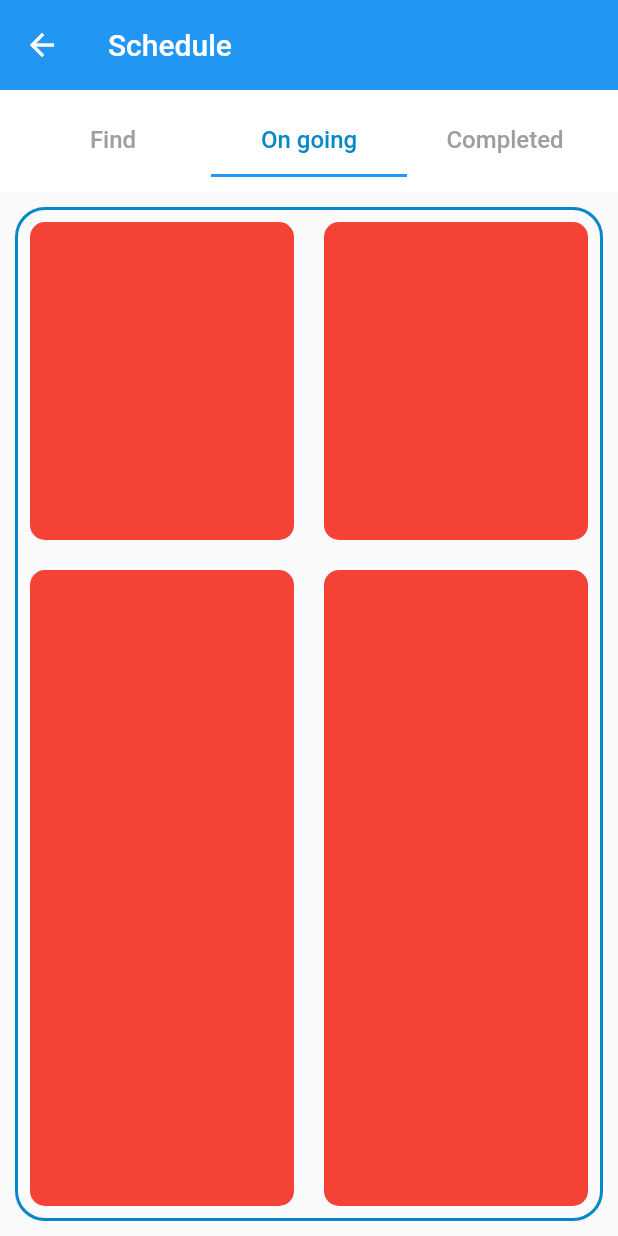
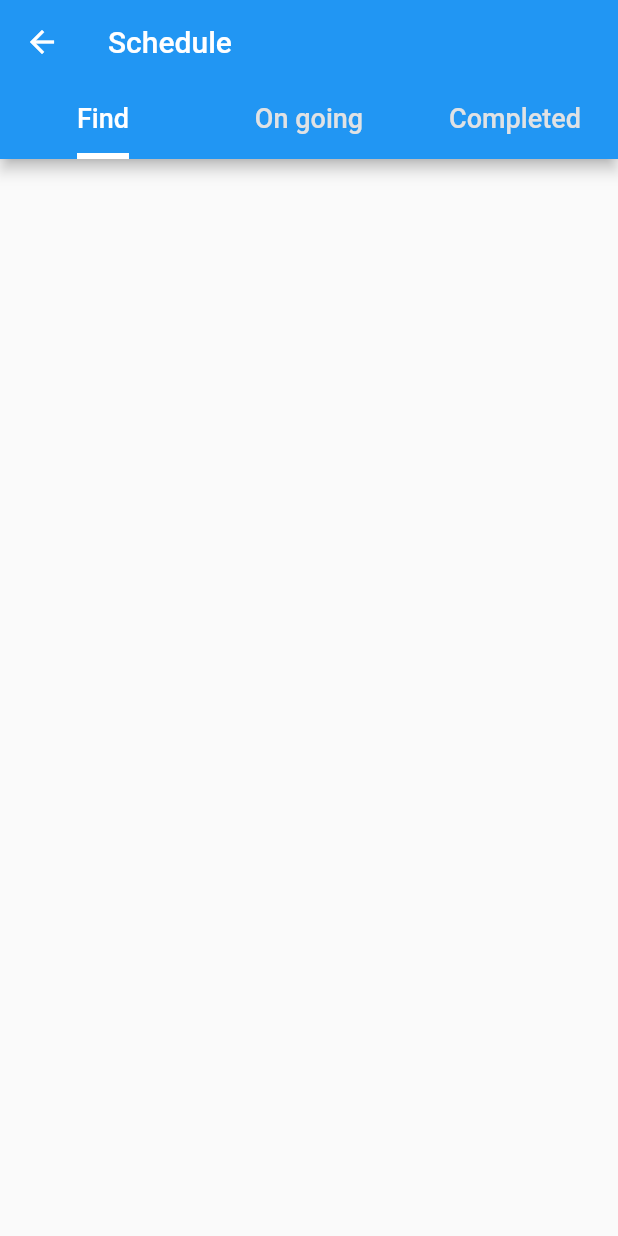
Before and after one commit to Abo-wesam/Foryourservice, a Flutter app: the Schedule screen opened directly, on a phone screen of 412 x 824 dp. Run offline on Flutter 3.47's test engine with Material 2 defaults, Android fonts, the phone set to English and light mode, and no system bars; our stand-ins replace auto_size_text, avatar_glow, cloud_firestore, device_preview, firebase_auth, firebase_core and 9 more; accounts and stored records are empty.

Commit message:
update schedule

```diff
--- a/lib/model/Binding/Routes.dart
+++ b/lib/model/Binding/Routes.dart
@@ -14,6 +14,7 @@ import '../../views/Requests/Requestscomponent/DataRequest_component.dart';
 import '../../views/Requests/Requestscomponent/OrderDelivery.dart';
 import '../../views/Requests/Requestscomponent/OrderTransport.dart';
 import '../../views/Requests/Requestscomponent/PlaceMarkerPage.dart';
+import '../../views/Schedule/Schedule.dart';
 import '../../views/onboarding/Getstarted.dart';
 import 'Binding.dart';
 
@@ -34,6 +35,7 @@ class Routes {
   static String OrderTransports = '/OrderTransport';
   static String Orderdeliver = '/OrderDelivery';
   static String Test = '/MyPage';
+  static String Schedules='/';
 
   static List<GetPage> routes = [
     GetPage(
@@ -91,6 +93,10 @@ class Routes {
       name: Routes.Test,
       page: () => MyPage(),
     ),
+    GetPage(
+      name: Routes.Schedules,
+      page: () => Schedule(),
+    ),
 
   ];
 }
--- a/lib/views/Schedule/Ongoing.dart
+++ b/lib/views/Schedule/Ongoing.dart
@@ -1,104 +1,65 @@
 import 'package:flutter/material.dart';
 
-import '../../helper/constant.dart';
+import '../../model/Binding/RequestModel.dart';
+import 'Schedule.dart';
 
-class Ongoing extends StatelessWidget {
-  const Ongoing({super.key});
+class ScheduleCompanyGoinggo extends StatelessWidget {
+  const ScheduleCompanyGoinggo({super.key});
 
   @override
   Widget build(BuildContext context) {
-    final double hightScreen = hightscreenSize(context);
-    final widthScreen = widthscreenSize(context);
+    List<Request_Model> requestModel=[];
+    return ListView.builder(
 
-    return Container(
-      decoration: BoxDecoration(
-          border: Border.all(
-            width: 2,
-            color: kTextLigthColor,
+      scrollDirection: Axis.vertical,
+      itemCount: requestModel.length,
+      itemBuilder: (context, index) {
+        final requestModelGoing = requestModel[index];
+        return Padding(
+          padding: const EdgeInsets.all(3.0),
+          child: Card(
+             elevation: 1,
+              shape: const RoundedRectangleBorder(
+                side: BorderSide(
+                  color: Colors.blue,
+                ),
+                borderRadius: BorderRadius.all(Radius.circular(12)),
+              ),
+            child: Column(
 
+              children: <Widget>[
+                ListTile(
+                  leading: const Icon(Icons.album, color: Colors.blue,
+                    size: 30,),
+                  title: Text(requestModelGoing.NameUser!),
+                  subtitle: Column(
+                    crossAxisAlignment: CrossAxisAlignment.start,
+                    children: [
+                      Text(requestModelGoing.Description),
+                      Text(requestModelGoing.TargetDestination),
+                      Text(textAlign: TextAlign.left,  requestModelGoing.Created_ON!),
+                    ],
                   ),
-          borderRadius: const BorderRadius.all(Radius.circular(20))
-
                 ),
-      width: widthScreen,
-      child: Padding(
-        padding: const EdgeInsets.all(8.0),
-        child: Column(
-          children: [
-            Flexible(
-              flex: 1,
-              fit: FlexFit.loose,
-              child: Row(
+                ButtonTheme(
+                  // make buttons use the appropriate styles for cards
+                  child: ButtonBar(
                     children: <Widget>[
-                  Flexible(
-                    flex: 1,
-                    fit: FlexFit.tight,
-                    child: Container(
-                      decoration: BoxDecoration(
-                        borderRadius: BorderRadius.circular(10),
-                        color: Colors.red,
-                      ), //BoxDecoration
-                    ), //Container
-                  ), //Flexible
-                  SizedBox(
-                    width: 20,
-                  ), //SizedBox
-                  Flexible(
-                    flex: 1,
-                    fit: FlexFit.tight,
-                    child: Container(
-                        decoration: BoxDecoration(
-                          borderRadius: BorderRadius.circular(10),
-                          color: Colors.red,
-                        ) //BoxDecoration
-                    ), //Container
-                  ) //Flexible
-                ], //<Widget>[]
-                mainAxisAlignment: MainAxisAlignment.center,
-              ), //Row
+                      ElevatedButton(
+                        style:
+                            ElevatedButton.styleFrom(backgroundColor: Colors.green),
+                        child: const Text('complete'),
+                        onPressed: () {/* ... */},
                       ),
 
-            SizedBox(height: 20,),
-
-
-
-            Flexible(
-              flex: 2,
-              fit: FlexFit.loose,
-              child: Row(
-                children: <Widget>[
-                  Flexible(
-                    flex: 1,
-                    fit: FlexFit.loose,
-                    child: Container(
-                      decoration: BoxDecoration(
-                        borderRadius: BorderRadius.circular(10),
-                        color: Colors.red,
-                      ), //BoxDecoration
-                    ), //Container
-                  ), //Flexible
-                  SizedBox(
-                    width: 20,
-                  ), //SizedBox
-                  Flexible(
-                    flex: 1,
-                    fit: FlexFit.loose,
-                    child: Container(
-                        decoration: BoxDecoration(
-                          borderRadius: BorderRadius.circular(10),
-                          color: Colors.red,
-                        ) //BoxDecoration
-                    ), //Container
-                  ) //Flexible
-                ], //<Widget>[]
-                mainAxisAlignment: MainAxisAlignment.center,
-              ), //Row
+                    ],
+                  ),
                 ),
               ],
-
-
             ),
           ),
         );
+      },
+    );
   }
 }
--- a/lib/views/Schedule/Schedule.dart
+++ b/lib/views/Schedule/Schedule.dart
@@ -1,83 +1,43 @@
 import 'package:flutter/material.dart';
 
 import '../../helper/constant.dart';
+import 'Completedreq.dart';
+import 'Findreq.dart';
 import 'Ongoing.dart';
 
 
 
 class Schedule extends StatelessWidget {
   const Schedule({super.key});
-  TabBar get _tabBar =>  const TabBar(
-    labelColor: kTextLigthColor,
-    unselectedLabelColor: Colors.grey,
-
-    padding: EdgeInsets.all(10),
-    tabs: <Widget>[
-      Tab(
-        child: Text(
-          "Find",
-          style: TextStyle(
-            fontSize: 16,
-          ),
-        ),
-      ),
-      Tab(
-        child: Text(
-          "On going",
-          style: TextStyle(
-            fontSize: 16,
-          ),
-        ),
-      ),
-      Tab(
-        child: Text(
-          'Completed',
-          style: TextStyle(fontSize: 16),
-        ),
-      )
-    ],
-  );
-
-  @override
   Widget build(BuildContext context) {
     return DefaultTabController(
-      initialIndex: 1,
       length: 3,
       child: Scaffold(
         appBar: AppBar(
-          toolbarHeight: 80,
-          elevation: 0,
-          bottom: PreferredSize(preferredSize: _tabBar.preferredSize,
-            child: Material(
-              color: Colors.white,
-              child: _tabBar,
-            ),
+          title: const Text('Schedule'),
+          bottom: const TabBar(
+            indicatorColor: Color.fromRGBO(255, 255, 255, 1),
+            indicatorSize: TabBarIndicatorSize.label,
+            indicatorWeight: 4,
+            indicatorPadding: EdgeInsets.only(top: 4),
+            labelColor: Color.fromRGBO(255, 255, 255, 1),
+            unselectedLabelColor: Color.fromRGBO(224, 226, 228, 1),
+            tabs: [
+              Tab(child: Text('Find', style: TextStyle(fontSize: 18))),
+              Tab(child: Text('On going', style: TextStyle(fontSize: 18))),
+              Tab(child: Text('Completed', style: TextStyle(fontSize: 18))),
+            ],
           ),
-          title: const Text(
-              textAlign:TextAlign.start,
-              "Schedule"),
-
-
         ),
-        body: const TabBarView(children: [
-          Center(
-              child: Padding(
-                padding: EdgeInsets.all(10.0),
-                child: Ongoing(),
-              )),
-          Center(
-              child: Padding(
-                padding: EdgeInsets.all(10.0),
-                child: Ongoing(),
-              )),
-          Center(
-            child: Padding(
-              padding: EdgeInsets.all(10.0),
-              child: Ongoing(),
-            ),
-          )
-        ]),
+        body:  const TabBarView(
+          children: [
+            ScheduleCompanyFind(),
+            ScheduleCompanyGoinggo(),
+            ScheduleCompanyCompleted(),
+          ],
+        ),
       ),
     );
   }
+
 }
```
Also changed, not shown: lib/views/Schedule/Completedreq.dart (+58 -0 lines), lib/views/Schedule/Findreq.dart (+80 -0 lines), lib/views/Schedule/dialog_driver.dart (added, +63 -0 lines). Lines whose indentation alone changed are shown as unchanged.
